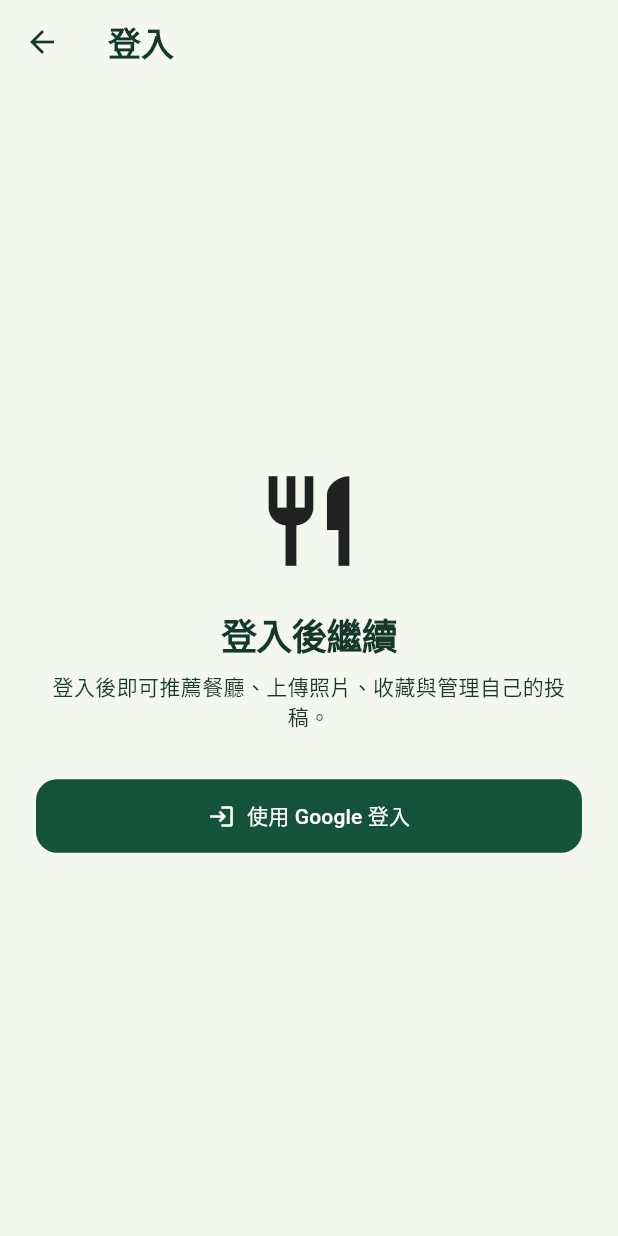
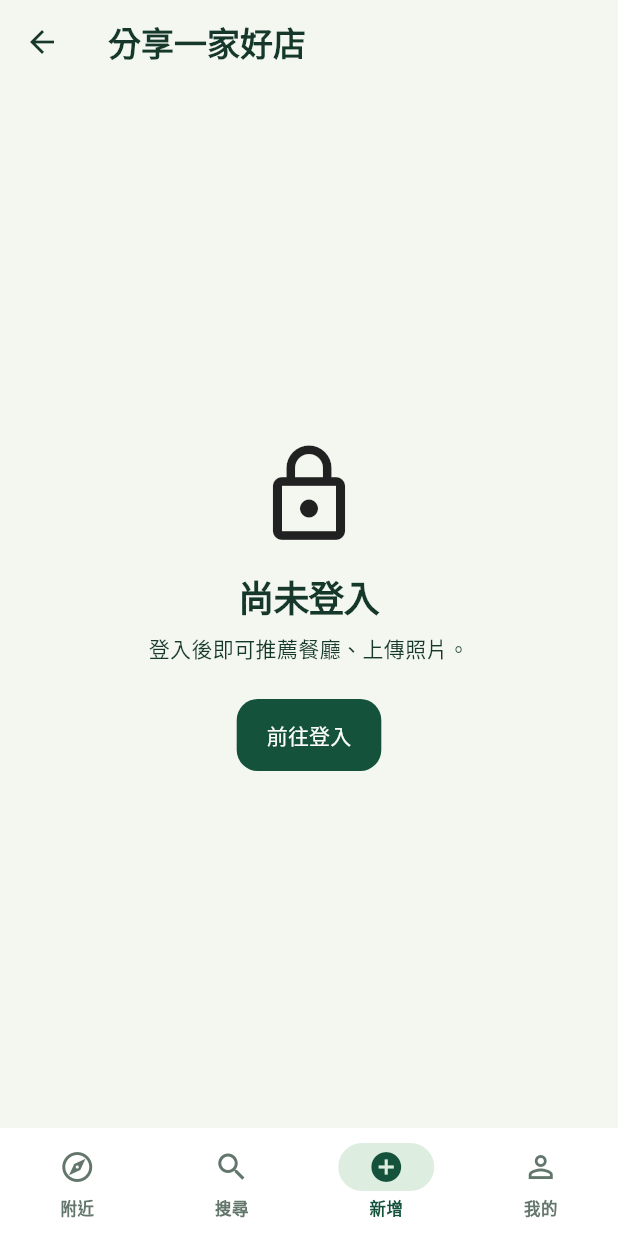
Before and after one commit to misawa3017/food, a Flutter app: the screen it shows after launch, item 3 of the bottom bar chosen, on a phone screen of 412 x 824 dp. Run offline on Flutter 3.47's test engine with Material 3 defaults, Android fonts, the phone set to English and light mode, and no system bars; our stand-ins replace cached_network_image, cloud_firestore, cloud_functions, file_picker, firebase_auth, firebase_core and 8 more; missing offline and left inert: dart:ui_web, dart_geohash, firebase_app_check; accounts and stored records are empty.

Commit message:
未登入時「新增」分頁保留底部導覽列
/upload 不再 redirect 到登入頁，改由 SignInRequiredTab 在分頁內顯示登入提示與返回鍵；
抽出 goToPreviousTab 供「我的」與「新增」共用，並更新對應測試。

Co-Authored-By: Claude Opus 5.5 <noreply@anthropic.com>

```diff
--- a/lib/core/router/app_router.dart
+++ b/lib/core/router/app_router.dart
@@ -13,14 +13,16 @@ import '../../features/restaurant/restaurant_detail_screen.dart';
 import '../../features/search/search_screen.dart';
 import '../../features/upload/add_restaurant_screen.dart';
 import '../widgets/app_shell.dart';
+import '../widgets/sign_in_required_tab.dart';
 
 const _loginPath = '/login';
 
-/// 判斷路徑是否需要登入才能進入
+/// 判斷路徑是否需要登入才能進入（未登入會被導向登入頁）
+///
+/// 「新增」分頁 `/upload` 不在此列：未登入時由 [SignInRequiredTab]
+/// 在分頁內顯示登入提示，才能保留底部導覽列。
 bool routeRequiresSignIn(String path) {
-  return path == '/upload' ||
-      path == '/admin' ||
-      path == '/import-google-saved-places';
+  return path == '/admin' || path == '/import-google-saved-places';
 }
 
 final appRouterProvider = Provider<GoRouter>((ref) {
@@ -104,10 +106,15 @@ final appRouterProvider = Provider<GoRouter>((ref) {
             routes: [
               GoRoute(
                 path: '/upload',
-                builder: (context, state) => AddRestaurantScreen(
-                  importedPlace: state.extra is ImportedPlace
-                      ? state.extra! as ImportedPlace
-                      : null,
+                builder: (context, state) => SignInRequiredTab(
+                  path: '/upload',
+                  title: '分享一家好店',
+                  message: '登入後即可推薦餐廳、上傳照片。',
+                  child: AddRestaurantScreen(
+                    importedPlace: state.extra is ImportedPlace
+                        ? state.extra! as ImportedPlace
+                        : null,
+                  ),
                 ),
               ),
             ],
--- a/lib/core/widgets/app_shell.dart
+++ b/lib/core/widgets/app_shell.dart
@@ -2,6 +2,7 @@ import 'package:flutter/material.dart';
 import 'package:flutter_riverpod/flutter_riverpod.dart';
 import 'package:go_router/go_router.dart';
 
+import '../router/app_router.dart';
 import 'ads/app_banner_ad.dart';
 
 /// 底部導覽各分頁的路徑，順序與 [AppShell] 的 destinations 相同
@@ -9,6 +10,18 @@ const appShellTabPaths = ['/', '/search', '/upload', '/me'];
 
 /// 切換分頁前所在的分頁路徑，供未登入時的返回鍵回到上一個分頁
 final previousTabPathProvider = StateProvider<String>((ref) => '/');
+
+/// 回到切換前的分頁；若上一個分頁就是目前分頁 [from] 或需要登入，改回首頁
+void goToPreviousTab(
+  BuildContext context,
+  WidgetRef ref, {
+  required String from,
+}) {
+  final previous = ref.read(previousTabPathProvider);
+  context.go(
+    previous == from || routeRequiresSignIn(previous) ? '/' : previous,
+  );
+}
 
 /// Bottom-nav shell for the 4 top-level tabs: 附近 / 搜尋 / 新增 / 我的.
 class AppShell extends ConsumerWidget {
--- /dev/null
+++ b/lib/core/widgets/sign_in_required_tab.dart
@@ -0,0 +1,75 @@
+import 'package:flutter/material.dart';
+import 'package:flutter_riverpod/flutter_riverpod.dart';
+import 'package:go_router/go_router.dart';
+
+import '../../data/providers/auth_providers.dart';
+import 'app_shell.dart';
+
+/// 需要登入的底部導覽分頁：未登入時留在分頁內顯示登入提示（保留導覽列），
+/// 登入後才顯示 [child]
+class SignInRequiredTab extends ConsumerWidget {
+  const SignInRequiredTab({
+    super.key,
+    required this.path,
+    required this.title,
+    required this.message,
+    required this.child,
+  });
+
+  /// 此分頁的路徑，登入後會導回這裡
+  final String path;
+  final String title;
+  final String message;
+  final Widget child;
+
+  @override
+  Widget build(BuildContext context, WidgetRef ref) {
+    final authState = ref.watch(authStateChangesProvider);
+
+    return authState.when(
+      loading: () =>
+          const Scaffold(body: Center(child: CircularProgressIndicator())),
+      error: (error, stackTrace) =>
+          const Scaffold(body: Center(child: Text('無法取得登入狀態，請稍後再試。'))),
+      data: (user) {
+        if (user != null) {
+          return child;
+        }
+
+        return Scaffold(
+          appBar: AppBar(
+            leading: BackButton(
+              onPressed: () => goToPreviousTab(context, ref, from: path),
+            ),
+            title: Text(title),
+          ),
+          body: Center(
+            child: Padding(
+              padding: const EdgeInsets.all(24),
+              child: Column(
+                mainAxisSize: MainAxisSize.min,
+                children: [
+                  const Icon(Icons.lock_outline, size: 72),
+                  const SizedBox(height: 16),
+                  Text(
+                    '尚未登入',
+                    style: Theme.of(context).textTheme.headlineSmall,
+                  ),
+                  const SizedBox(height: 8),
+                  Text(message, textAlign: TextAlign.center),
+                  const SizedBox(height: 24),
+                  FilledButton(
+                    onPressed: () => context.push(
+                      '/login?from=${Uri.encodeComponent(path)}',
+                    ),
+                    child: const Text('前往登入'),
+                  ),
+                ],
+              ),
+            ),
+          ),
+        );
+      },
+    );
+  }
+}
--- a/lib/features/profile/my_page_screen.dart
+++ b/lib/features/profile/my_page_screen.dart
@@ -3,7 +3,6 @@ import 'package:flutter_riverpod/flutter_riverpod.dart';
 import 'package:go_router/go_router.dart';
 import 'package:url_launcher/url_launcher.dart';
 
-import '../../core/router/app_router.dart';
 import '../../core/widgets/app_shell.dart';
 import '../../data/models/auth_user.dart';
 import '../../data/models/favorite_restaurant.dart';
@@ -44,14 +43,7 @@ class MyPageScreen extends ConsumerWidget {
         // 未登入時提供返回鍵，回到切換到「我的」之前的分頁
         leading: isSignedOut
             ? BackButton(
-                onPressed: () {
-                  final previous = ref.read(previousTabPathProvider);
-                  context.go(
-                    previous == '/me' || routeRequiresSignIn(previous)
-                        ? '/'
-                        : previous,
-                  );
-                },
+                onPressed: () => goToPreviousTab(context, ref, from: '/me'),
               )
             : null,
         title: const Text('我的'),
```
Also changed, not shown: 1 other file.
